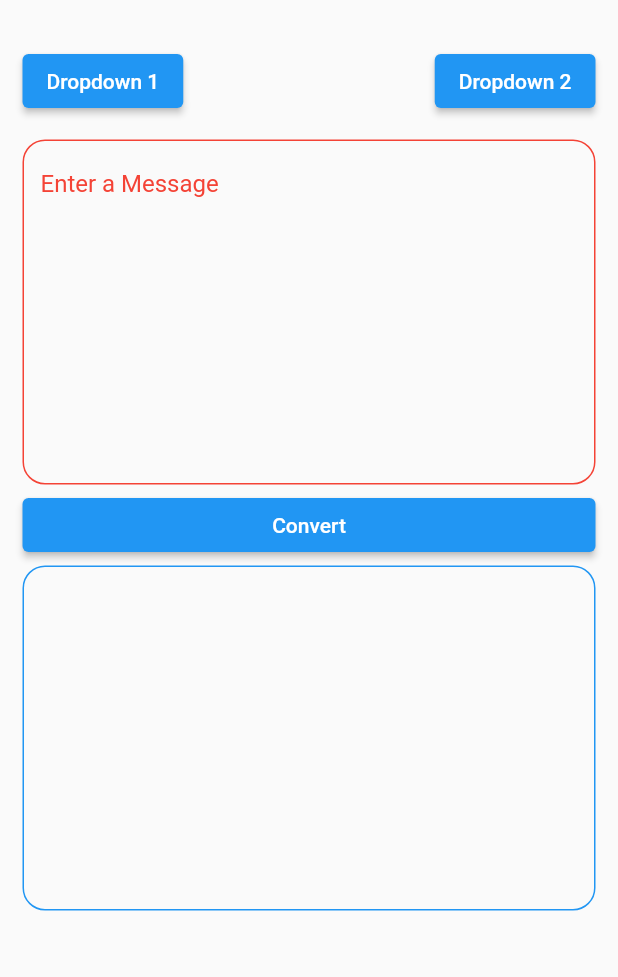
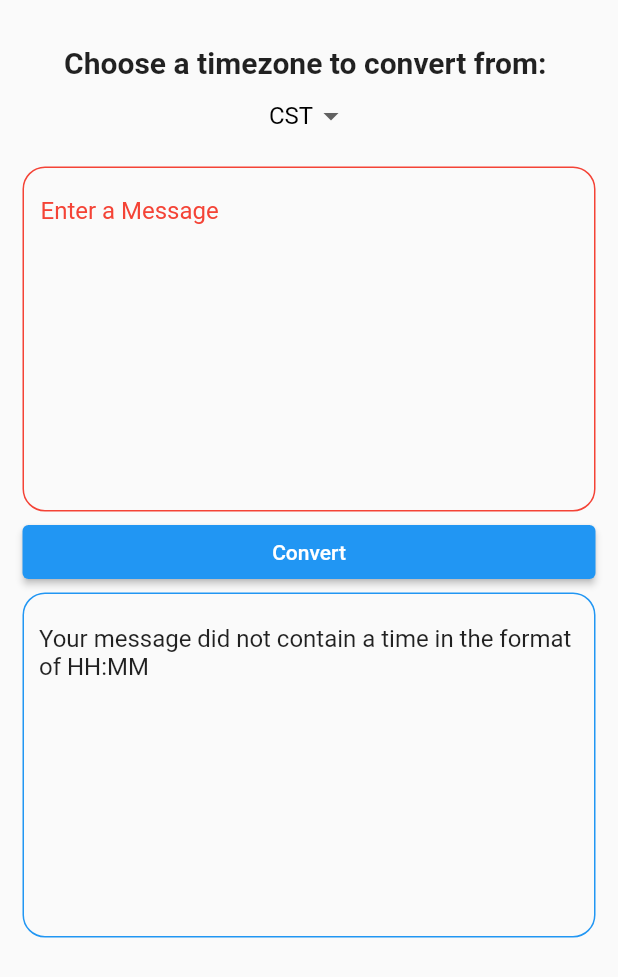
Before and after one commit to jkwok626/message-timezone-converter, a Flutter app: the screen it shows after launch, after a tap on "Convert", on a phone screen of 412 x 824 dp. Shown: the top 977 px of the screen. Run offline on Flutter 3.47's test engine with Material 2 defaults, Android fonts, the phone set to English and light mode, and no system bars.

Commit message:
Checks User Input for Time

```diff
--- a/lib/main.dart
+++ b/lib/main.dart
@@ -40,16 +40,25 @@ class _MyHomePageState extends State<MyHomePage> {
 
   String conInput = '';
 
+  String dropdownValue = 'CST';
+
   updateText() {
     setState(() {
       conInput = inputCont.text;
+      if (conInput.contains(':')) {
+        conInput = conInput;
+      } else {
+        conInput = 'Your message did not contain a time in the format of HH:MM';
+      }
     });
   }
 
-  //String test = DateTime.now().timeZoneOffset.toString();
-
   @override
   Widget build(BuildContext context) {
+
+    //Duration est = Duration(hours: -5);
+    //Duration test = DateTime.now().timeZoneOffset - est;
+    //print(test);
     return Scaffold(
       resizeToAvoidBottomInset: false,
       body: Center(
@@ -59,24 +68,37 @@ class _MyHomePageState extends State<MyHomePage> {
             mainAxisAlignment: MainAxisAlignment.start,
             children: <Widget>[
               SizedBox(height: 30),
-              Row(
-                  mainAxisAlignment: MainAxisAlignment.spaceBetween,
-                  children: <Widget>[
-                    ElevatedButton(
-                        child: Text('Dropdown 1'),
-                        onPressed: () {
-
-                        }
-                    ),
-                    ElevatedButton(
-                        child: Text('Dropdown 2'),
-                        onPressed: () {
-
-                        }
-                    ),
-                  ]
+              Text(
+                'Choose a timezone to convert from: ',
+                style: TextStyle(
+                  fontSize: 20,
+                  fontWeight: FontWeight.bold,
+                ),
               ),
-              SizedBox(height: 15),
+              DropdownButton<String>(
+                  value: dropdownValue,
+                  //icon: Icon(Icons.arrow_downward),
+                  iconSize: 24,
+                  elevation: 16,
+                  underline: SizedBox(),
+                  style: TextStyle(
+                    color: Colors.black,
+                    fontSize: 16,
+                  ),
+                  onChanged: (String? newValue) {
+                    setState(() {
+                      dropdownValue = newValue!;
+                    });
+                  },
+                  items: <String>['CST', 'EST', 'PST']
+                      .map<DropdownMenuItem<String>>((String value) {
+                    return DropdownMenuItem<String>(
+                      value: value,
+                      child: Text(value),
+                    );
+                  }).toList(),
+              ),
+              SizedBox(height: 10),
               TextField(
                 controller: inputCont,
                 decoration: InputDecoration(
```
